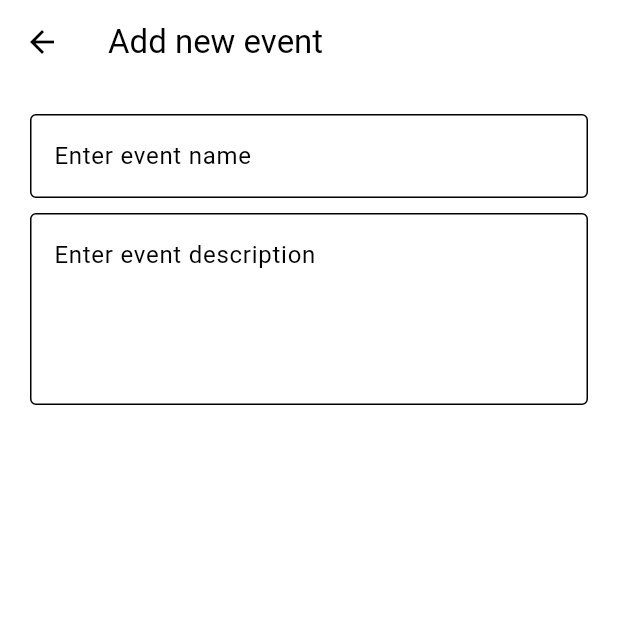
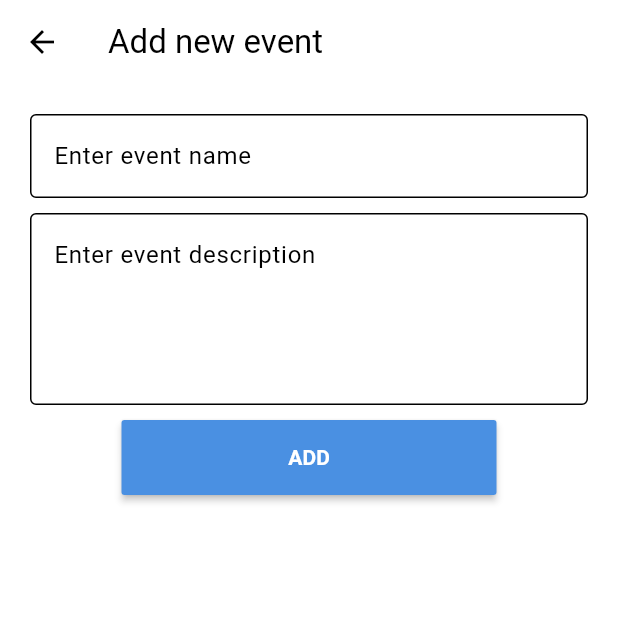
Before and after one commit to vyphuong2001122/event-management-app, a Flutter app: the AddNewEventScreen screen opened by its route, on a phone screen of 412 x 824 dp, the top half of it. Run offline on Flutter 3.47's test engine with Material 3 defaults, Android fonts, the light colour scheme and no system bars.

Commit message:
[FE] Add "ADD" button

```diff
--- a/frontend/lib/view/add_new_event_screen.dart
+++ b/frontend/lib/view/add_new_event_screen.dart
@@ -1,3 +1,4 @@
+import 'package:event_management_app/colors.dart';
 import 'package:flutter/material.dart';
 
 class AddNewEventScreen extends StatefulWidget {
@@ -36,10 +37,24 @@ class _AddNewEventScreenState extends State<AddNewEventScreen> {
                   border: OutlineInputBorder(),
                   hintText: 'Enter event description',
                 ),
-                controller: eventNameController,
+                controller: eventDescriptionController,
                 keyboardType: TextInputType.text,
                 maxLines: 4,
               ),
+              SizedBox(height: 10),
+              MaterialButton(
+                onPressed: () {
+                  Navigator.pop(context);
+                },
+                minWidth: 250,
+                height: 50,
+                textColor: Colors.white,
+                color: primaryColor,
+                child: Text(
+                  'ADD',
+                  style: TextStyle(fontWeight: FontWeight.w600),
+                ),
+              )
             ],
           ),
         ),
```
